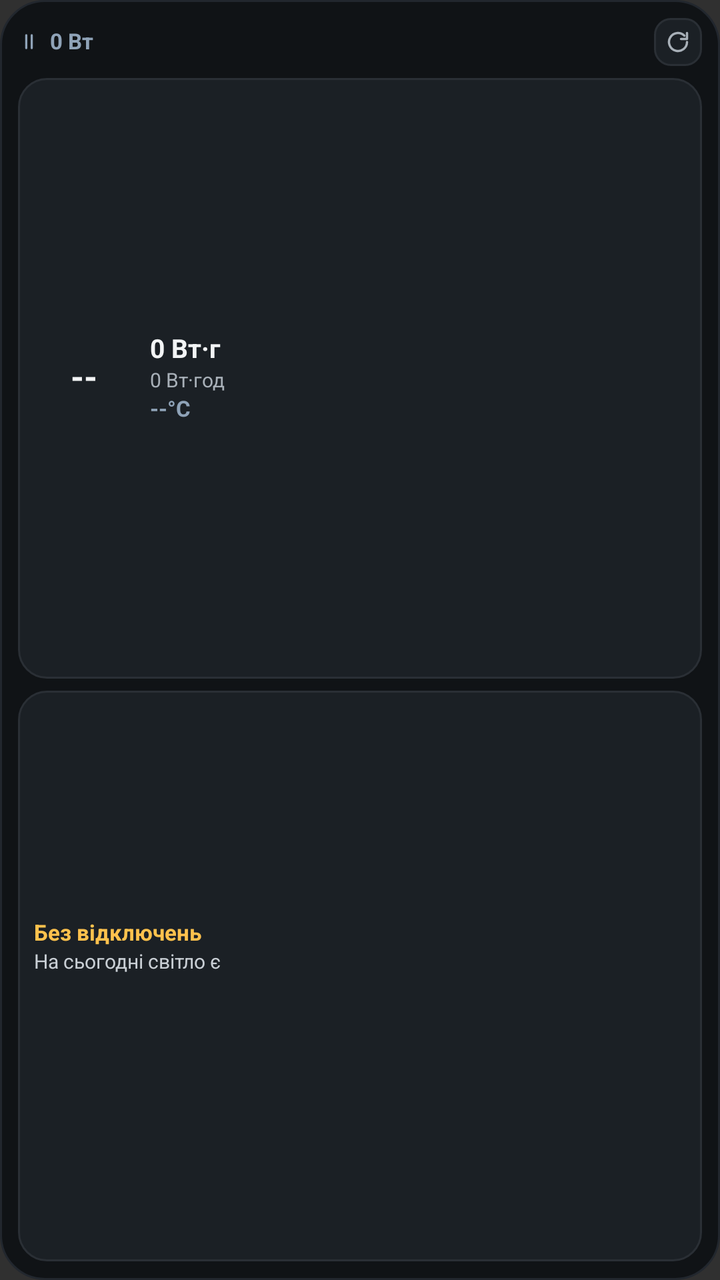
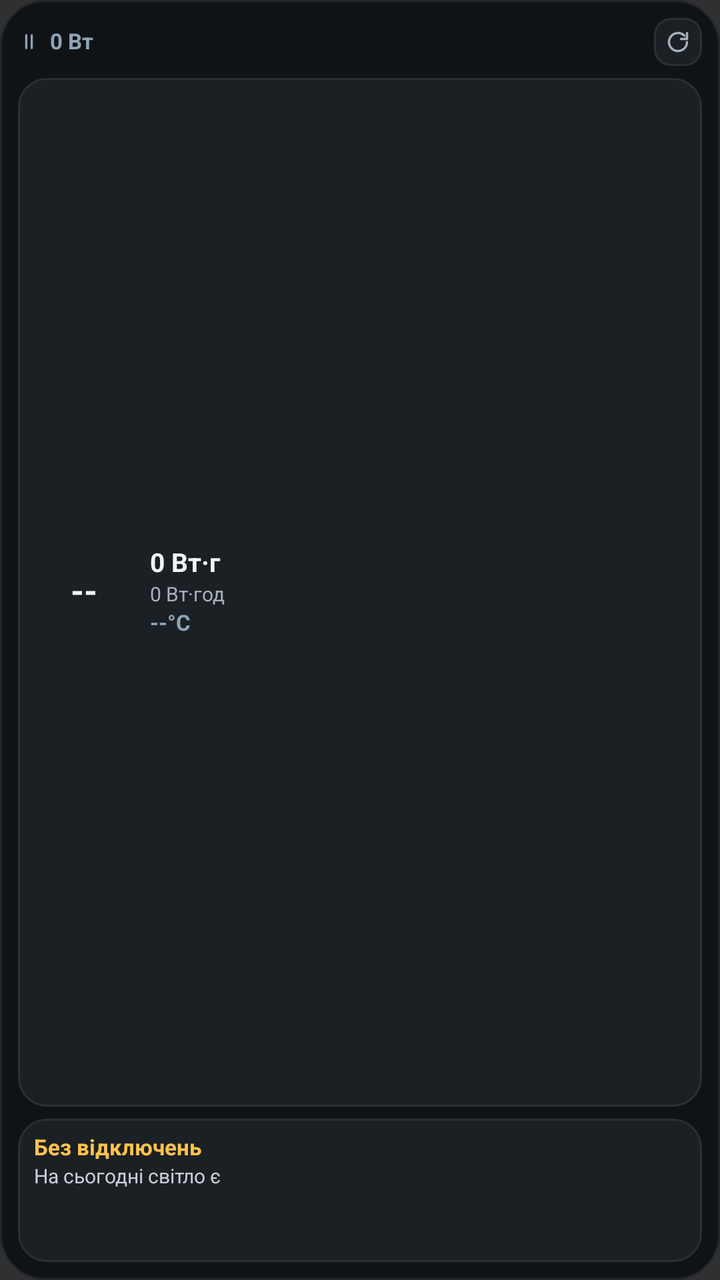

Before-and-after screenshots of an Android layout around one commit, followed by the original layout XML and the change that was made.
<!-- AndroidManifest.xml: application theme Theme.AppCompat.NoActionBar -->
<!-- res/layout/widget_marstek_2x3.xml -->
<?xml version="1.0" encoding="utf-8"?>
<LinearLayout xmlns:android="http://schemas.android.com/apk/res/android"
    android:id="@+id/widgetRoot"
    android:layout_width="match_parent"
    android:layout_height="match_parent"
    android:background="@drawable/widget_bg"
    android:orientation="vertical"
    android:padding="9dp">

    
    <LinearLayout
        android:layout_width="match_parent"
        android:layout_height="wrap_content"
        android:gravity="center_vertical"
        android:orientation="horizontal">

        <ImageView
            android:id="@+id/mini2ModeIcon"
            android:layout_width="11dp"
            android:layout_height="11dp"
            android:contentDescription="@null"
            android:src="@drawable/ic_mode_idle" />

        <TextView
            android:id="@+id/mini2WattsText"
            android:layout_width="0dp"
            android:layout_height="wrap_content"
            android:layout_marginStart="5dp"
            android:layout_weight="1"
            android:ellipsize="end"
            android:fontFeatureSettings="tnum"
            android:includeFontPadding="false"
            android:maxLines="1"
            android:text="0 Вт"
            android:textColor="@color/text_muted"
            android:textSize="11sp"
            android:textStyle="bold" />

        <FrameLayout
            android:id="@+id/mini2RefreshBtn"
            android:layout_width="24dp"
            android:layout_height="24dp"
            android:background="@drawable/refresh_btn_bg">

            <ImageView
                android:layout_width="12dp"
                android:layout_height="12dp"
                android:layout_gravity="center"
                android:contentDescription="@string/app_name"
                android:src="@drawable/ic_refresh" />
        </FrameLayout>
    </LinearLayout>

    
    <LinearLayout
        android:id="@+id/mini2BatteryTile"
        android:layout_width="match_parent"
        android:layout_height="0dp"
        android:layout_marginTop="6dp"
        android:layout_weight="1"
        android:background="@drawable/widget_card_bg"
        android:gravity="center_vertical"
        android:orientation="horizontal"
        android:padding="8dp">

        <FrameLayout
            android:layout_width="50dp"
            android:layout_height="50dp">

            <ImageView
                android:id="@+id/mini2GaugeImage"
                android:layout_width="match_parent"
                android:layout_height="match_parent"
                android:contentDescription="@null"
                android:scaleType="fitCenter" />

            <TextView
                android:id="@+id/mini2SocText"
                android:layout_width="match_parent"
                android:layout_height="match_parent"
                android:fontFeatureSettings="tnum"
                android:gravity="center"
                android:includeFontPadding="false"
                android:text="--"
                android:textColor="@color/text_primary"
                android:textSize="17sp"
                android:textStyle="bold" />
        </FrameLayout>

        <LinearLayout
            android:layout_width="0dp"
            android:layout_height="wrap_content"
            android:layout_marginStart="8dp"
            android:layout_weight="1"
            android:orientation="vertical">

            <TextView
                android:id="@+id/mini2DurationText"
                android:layout_width="match_parent"
                android:layout_height="wrap_content"
                android:fontFeatureSettings="tnum"
                android:includeFontPadding="false"
                android:maxLines="1"
                android:text="0 Вт·г"
                android:textColor="@color/text_primary"
                android:textSize="13sp"
                android:textStyle="bold" />

            <TextView
                android:id="@+id/mini23SubWhText"
                android:layout_width="match_parent"
                android:layout_height="wrap_content"
                android:layout_marginTop="2dp"
                android:ellipsize="end"
                android:fontFeatureSettings="tnum"
                android:includeFontPadding="false"
                android:maxLines="1"
                android:text="0 Вт·год"
                android:textColor="@color/text_secondary"
                android:textSize="10sp" />

            <TextView
                android:id="@+id/mini2TempText"
                android:layout_width="match_parent"
                android:layout_height="wrap_content"
                android:layout_marginTop="2dp"
                android:fontFeatureSettings="tnum"
                android:includeFontPadding="false"
                android:maxLines="1"
                android:text="--°C"
                android:textColor="@color/text_muted"
                android:textSize="11sp"
                android:textStyle="bold" />
        </LinearLayout>
    </LinearLayout>

    
    <LinearLayout
        android:id="@+id/mini2OutageTile"
        android:layout_width="match_parent"
        android:layout_height="0dp"
        android:layout_marginTop="6dp"
        android:layout_weight="0.95"
        android:background="@drawable/widget_card_bg"
        android:gravity="center_vertical"
        android:orientation="vertical"
        android:padding="8dp">

        <TextView
            android:id="@+id/mini2OutageRange"
            android:layout_width="match_parent"
            android:layout_height="wrap_content"
            android:ellipsize="end"
            android:fontFeatureSettings="tnum"
            android:includeFontPadding="false"
            android:maxLines="1"
            android:text="Без відключень"
            android:textColor="@color/accent_outage"
            android:textSize="11sp"
            android:textStyle="bold" />

        <TextView
            android:id="@+id/mini2OutageCountdown"
            android:layout_width="match_parent"
            android:layout_height="wrap_content"
            android:layout_marginTop="2dp"
            android:ellipsize="end"
            android:fontFeatureSettings="tnum"
            android:includeFontPadding="false"
            android:maxLines="1"
            android:text="На сьогодні світло є"
            android:textColor="@color/text_body"
            android:textSize="10sp" />

        <ImageView
            android:id="@+id/mini23OutageBar"
            android:layout_width="match_parent"
            android:layout_height="24dp"
            android:layout_marginTop="5dp"
            android:contentDescription="@null"
            android:scaleType="fitCenter" />
    </LinearLayout>

</LinearLayout>
<!-- resources referenced by this layout -->
<resources>
  <color name="accent_outage">#FFC24D</color>
  <color name="text_body">#C9CFD5</color>
  <color name="text_muted">#8FA3B8</color>
  <color name="text_primary">#F2F4F5</color>
  <color name="text_secondary">#A8B0B8</color>
  <!-- drawable ic_mode_idle (drawable) -->
  <?xml version="1.0" encoding="utf-8"?>
  <vector xmlns:android="http://schemas.android.com/apk/res/android"
      android:width="14dp"
      android:height="14dp"
      android:viewportWidth="24"
      android:viewportHeight="24">
      <path
          android:fillColor="#00000000"
          android:pathData="M9,5v14M15,5v14"
          android:strokeColor="@color/text_muted"
          android:strokeLineCap="round"
          android:strokeLineJoin="round"
          android:strokeWidth="2.4" />
  </vector>
  <!-- drawable ic_refresh (drawable) -->
  <?xml version="1.0" encoding="utf-8"?>
  <vector xmlns:android="http://schemas.android.com/apk/res/android"
      android:width="16dp"
      android:height="16dp"
      android:viewportWidth="24"
      android:viewportHeight="24">
      <path
          android:fillColor="#00000000"
          android:pathData="M21,12a9,9 0,1 1,-2.64 -6.36"
          android:strokeColor="@color/text_secondary"
          android:strokeLineCap="round"
          android:strokeLineJoin="round"
          android:strokeWidth="2.3" />
      <path
          android:fillColor="#00000000"
          android:pathData="M21,3v6h-6"
          android:strokeColor="@color/text_secondary"
          android:strokeLineCap="round"
          android:strokeLineJoin="round"
          android:strokeWidth="2.3" />
  </vector>
  <!-- drawable refresh_btn_bg (drawable) -->
  <?xml version="1.0" encoding="utf-8"?>
  <shape xmlns:android="http://schemas.android.com/apk/res/android"
      android:shape="rectangle">
      <solid android:color="@color/bg_surface_elevated" />
      <corners android:radius="8dp" />
      <stroke
          android:width="1dp"
          android:color="@color/border_widget" />
  </shape>
  <!-- drawable widget_bg (drawable) -->
  <?xml version="1.0" encoding="utf-8"?>
  <shape xmlns:android="http://schemas.android.com/apk/res/android"
      android:shape="rectangle">
      <solid android:color="@color/bg_surface" />
      <corners android:radius="22dp" />
      <stroke
          android:width="1dp"
          android:color="@color/border_default" />
  </shape>
  <!-- drawable widget_card_bg (drawable) -->
  <?xml version="1.0" encoding="utf-8"?>
  <shape xmlns:android="http://schemas.android.com/apk/res/android"
      android:shape="rectangle">
      <solid android:color="@color/bg_surface_elevated" />
      <corners android:radius="14dp" />
      <stroke
          android:width="1dp"
          android:color="@color/border_widget" />
  </shape>
  <string name="app_name">Marstek Venus Widget</string>
  <color name="bg_surface_elevated">#1B2025</color>
  <color name="border_widget">#2A2F35</color>
  <color name="bg_surface">#101316</color>
  <color name="border_default">#22272E</color>
</resources>

<!-- the commit's change to res/layout/widget_marstek_2x3.xml (unified diff, before → after) -->
@@ -138,11 +138,9 @@
     <LinearLayout
         android:id="@+id/mini2OutageTile"
         android:layout_width="match_parent"
-        android:layout_height="0dp"
+        android:layout_height="wrap_content"
         android:layout_marginTop="6dp"
-        android:layout_weight="0.95"
         android:background="@drawable/widget_card_bg"
-        android:gravity="center_vertical"
         android:orientation="vertical"
         android:padding="8dp">
 
